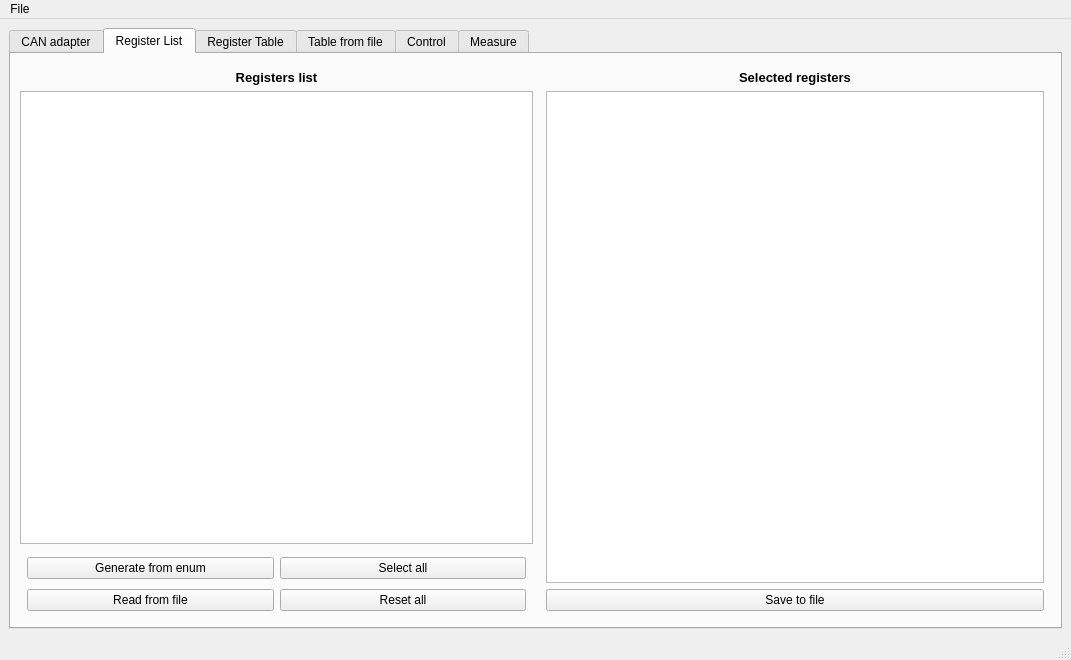
First picture: the form in mainwindow.ui, repository totktobroditvokrug/EL205-QT, before the edit.
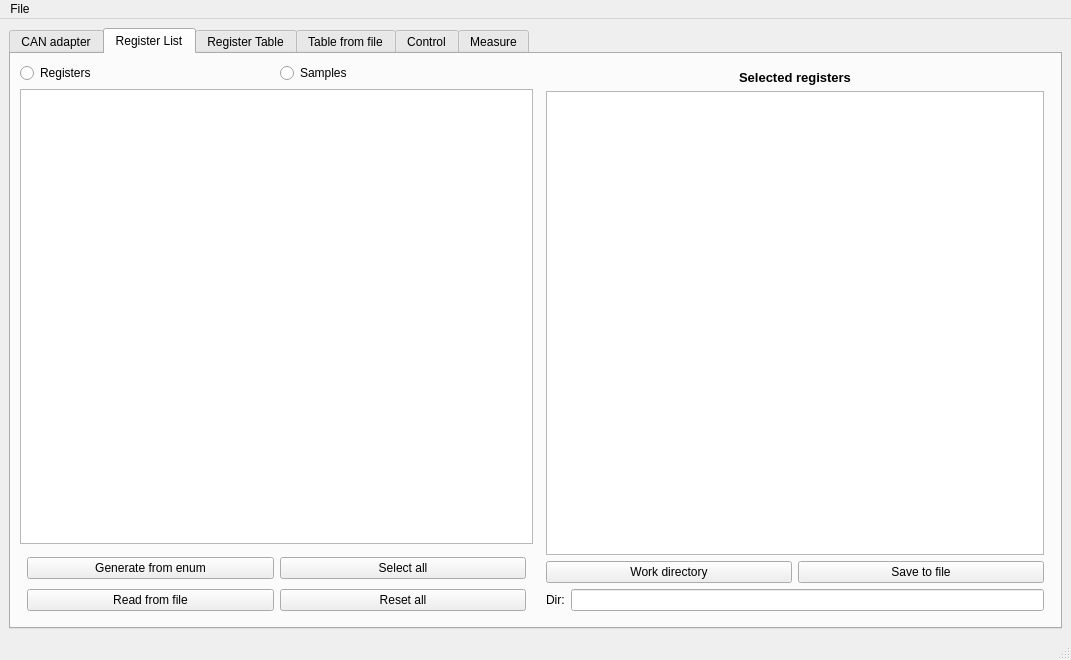
Second picture: the form after the edit. The open tabs and pages were chosen to show the change.

Commit message: feat: путь к рабочей директории, заготовка под выбор registers/samples

Diff of the .ui file:
```diff
--- a/mainwindow.ui
+++ b/mainwindow.ui
@@ -22,9 +22,6 @@
    </property>
    <layout class="QGridLayout" name="gridLayout_10">
     <item row="0" column="0">
-     <layout class="QVBoxLayout" name="verticalLayout_13"/>
-    </item>
-    <item row="1" column="1">
      <widget class="QTabWidget" name="tabWidget_registerWidget">
       <property name="sizePolicy">
        <sizepolicy hsizetype="Expanding" vsizetype="Expanding">
@@ -541,9 +538,9 @@
                       </widget>
                      </item>
                      <item row="3" column="0">
-                      <widget class="QLabel" name="label_7">
+                      <widget class="QRadioButton" name="radioButton_byChekBox">
                        <property name="text">
-                        <string>Test:</string>
+                        <string>ChekBox</string>
                        </property>
                       </widget>
                      </item>
@@ -635,37 +632,26 @@
        </attribute>
        <layout class="QGridLayout" name="gridLayout_5">
         <item row="0" column="0">
-         <layout class="QHBoxLayout" name="horizontalLayout_12">
-          <property name="leftMargin">
-           <number>0</number>
-          </property>
-          <property name="topMargin">
-           <number>0</number>
-          </property>
+         <layout class="QHBoxLayout" name="horizontalLayout_13">
           <item>
            <layout class="QVBoxLayout" name="verticalLayout_9">
-            <property name="topMargin">
-             <number>7</number>
-            </property>
             <item>
-             <widget class="QLabel" name="label_4">
-              <property name="font">
-               <font>
-                <pointsize>10</pointsize>
-                <weight>75</weight>
-                <bold>true</bold>
-               </font>
-              </property>
-              <property name="layoutDirection">
-               <enum>Qt::LeftToRight</enum>
-              </property>
-              <property name="text">
-               <string>Registers list</string>
-              </property>
-              <property name="alignment">
-               <set>Qt::AlignCenter</set>
-              </property>
-             </widget>
+             <layout class="QHBoxLayout" name="horizontalLayout_12">
+              <item>
+               <widget class="QRadioButton" name="radioButton_registers">
+                <property name="text">
+                 <string>Registers</string>
+                </property>
+               </widget>
+              </item>
+              <item>
+               <widget class="QRadioButton" name="radioButton_samples">
+                <property name="text">
+                 <string>Samples</string>
+                </property>
+               </widget>
+              </item>
+             </layout>
             </item>
             <item>
              <widget class="QListWidget" name="listWidget_regNum"/>
@@ -754,11 +740,36 @@
              <widget class="QTextEdit" name="textEdit_selectedRegNum"/>
             </item>
             <item>
-             <widget class="QPushButton" name="pushButton_saveRegToFile">
-              <property name="text">
-               <string>Save to file</string>
-              </property>
-             </widget>
+             <layout class="QHBoxLayout" name="horizontalLayout_6">
+              <item>
+               <widget class="QPushButton" name="pushButton_workDir">
+                <property name="text">
+                 <string>Work directory</string>
+                </property>
+               </widget>
+              </item>
+              <item>
+               <widget class="QPushButton" name="pushButton_saveRegToFile">
+                <property name="text">
+                 <string>Save to file</string>
+                </property>
+               </widget>
+              </item>
+             </layout>
+            </item>
+            <item>
+             <layout class="QFormLayout" name="formLayout_5">
+              <item row="0" column="0">
+               <widget class="QLabel" name="label_7">
+                <property name="text">
+                 <string>Dir:</string>
+                </property>
+               </widget>
+              </item>
+              <item row="0" column="1">
+               <widget class="QLineEdit" name="lineEdit_workDir"/>
+              </item>
+             </layout>
             </item>
            </layout>
           </item>
```
Left out of the diff: 27 changed lines with no effect on the pictures. The commit also changes 23 other files.
